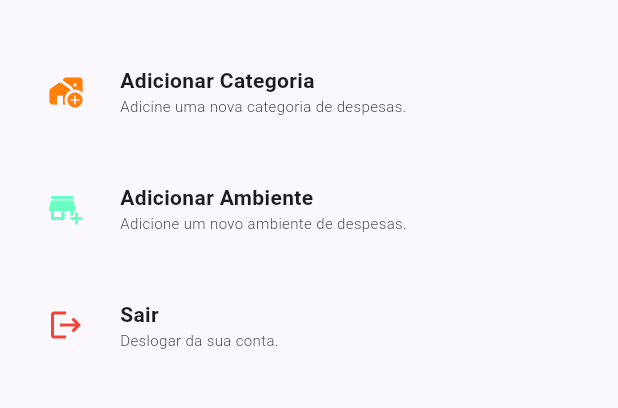
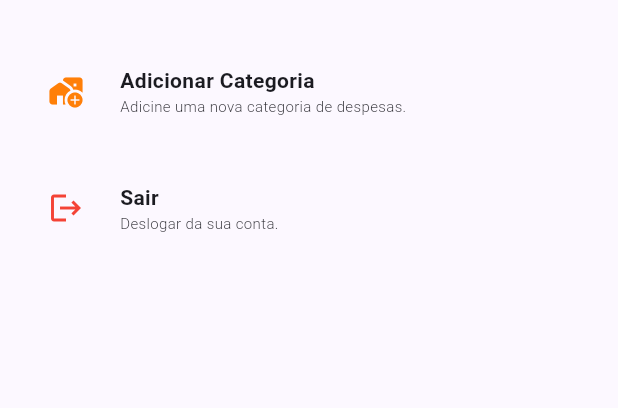
Before and after one commit to Redoze/Behome_-_DSI, a Flutter app: the SettingsPage screen opened directly, on a phone screen of 412 x 824 dp, the part 436-844 px from its top. Run offline on Flutter 3.47's test engine with Material 3 defaults, Android fonts, the phone set to English and light mode, and no system bars; our stand-ins replace cloud_firestore, firebase_auth, firebase_core, fluttertoast; accounts and stored records are empty.

Commit message:
Update settings_page.dart

```diff
--- a/lib/pages/settings_page.dart
+++ b/lib/pages/settings_page.dart
@@ -135,7 +135,7 @@ class _SettingsPageState extends State<SettingsPage> {
                       ),
                     ],
                   ),
-                  const SizedBox(height: 20),
+ /*               const SizedBox(height: 20),
                   Row(
                     children: [
                       IconButton(
@@ -182,7 +182,7 @@ class _SettingsPageState extends State<SettingsPage> {
                         ),
                       ),
                     ],
-                  ),
+                  ),*/
                   const SizedBox(height: 20),
                   Row(
                     children: [
```
